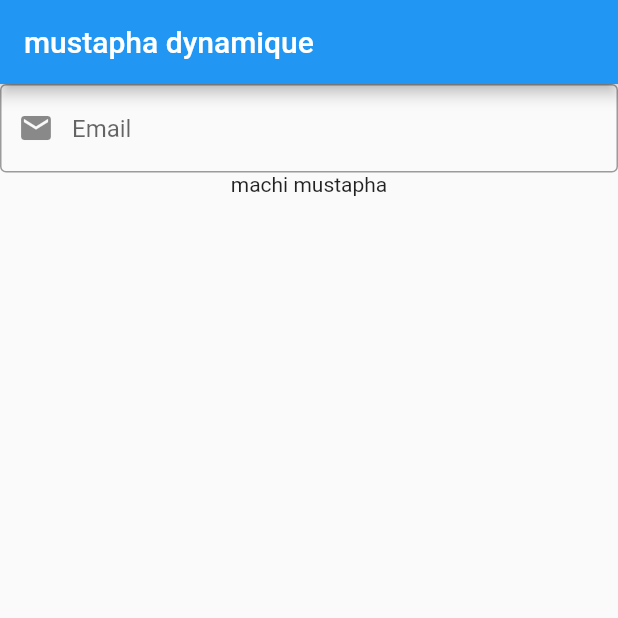
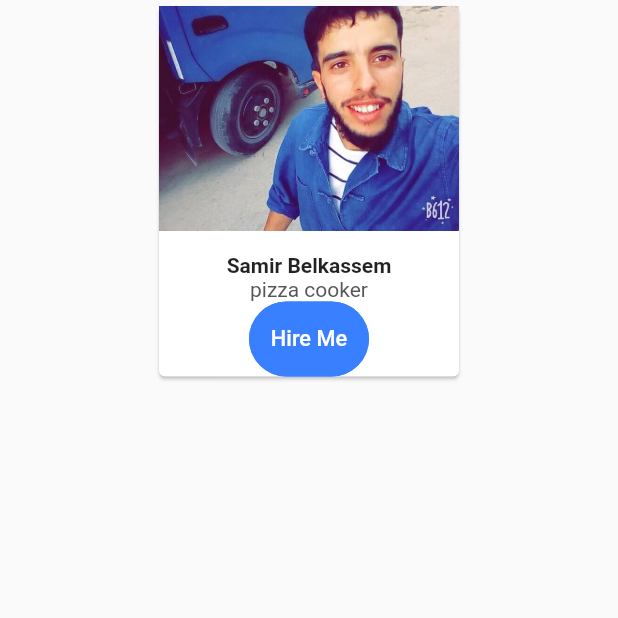
Before and after one commit to developython14/rightedu_mobile_version, a Flutter app: the screen it shows after launch, on a phone screen of 412 x 824 dp, the top half of it. Run offline on Flutter 3.47's test engine with Material 2 defaults, Android fonts, the phone set to English and light mode, and no system bars; drawn by our look-alikes of getwidget; our stand-ins replace convex_bottom_bar, email_validator, file_picker, flutter_pw_validator, flutter_signin_button, flutter_spinkit and 4 more; missing offline and left inert: dart:ffi.

Commit message:
structure the project

```diff
--- a/lib/profile/navigation_pages/free.dart
+++ b/lib/profile/navigation_pages/free.dart
@@ -1,4 +1,5 @@
 import 'package:flutter/material.dart';
+import 'package:getwidget/getwidget.dart';
 
 class free extends StatefulWidget {
   const free({Key? key}) : super(key: key);
@@ -8,35 +9,45 @@ class free extends StatefulWidget {
 }
 
 class _freeState extends State<free> {
-  String? email = 'mus';
   @override
   Widget build(BuildContext context) {
     return Scaffold(
-      appBar: AppBar(title: Text('mustapha dynamique')),
-      body: Column(
-        children: [
-          TextFormField(
-            validator: (value) {
-              if (value == null || value.isEmpty) {
-                return 'Please enter a valid email';
-              }
-              return null;
-            },
-            decoration: InputDecoration(
-                hintText: 'Email',
-                prefixIcon: Icon(Icons.email),
-                border: OutlineInputBorder()),
-            onChanged: (text) {
-              setState(() {
-                email = text;
-              });
-            },
-          ),
-          email == 'mustapha'
-              ? Image.asset('assets/start_app/mustapha.jpg')
-              : Text('machi mustapha')
-        ],
-      ),
+      body: SafeArea(
+          child: SingleChildScrollView(
+        child: Column(
+          children: [
+            Center(
+              child: Card(
+                child: Column(
+                  children: [
+                    Image.asset(
+                      'assets/start_app/samir.jpg',
+                      width: 200,
+                    ),
+                    SizedBox(
+                      height: 15,
+                    ),
+                    Text(
+                      'Samir Belkassem',
+                      style: TextStyle(fontWeight: FontWeight.bold),
+                    ),
+                    Text(
+                      'pizza cooker',
+                      style: TextStyle(color: Color.fromARGB(255, 87, 85, 85)),
+                    ),
+                    GFButton(
+                      onPressed: () {},
+                      text: "Hire Me",
+                      shape: GFButtonShape.pills,
+                      size: GFSize.LARGE,
+                    ),
+                  ],
+                ),
+              ),
+            )
+          ],
+        ),
+      )),
     );
   }
 }
```
Also changed, not shown: lib/profile/navigation_pages/list_experts.dart (+4 -3 lines), lib/profile/pages/compenant/profilecomponant.dart (+40 -0 lines).
